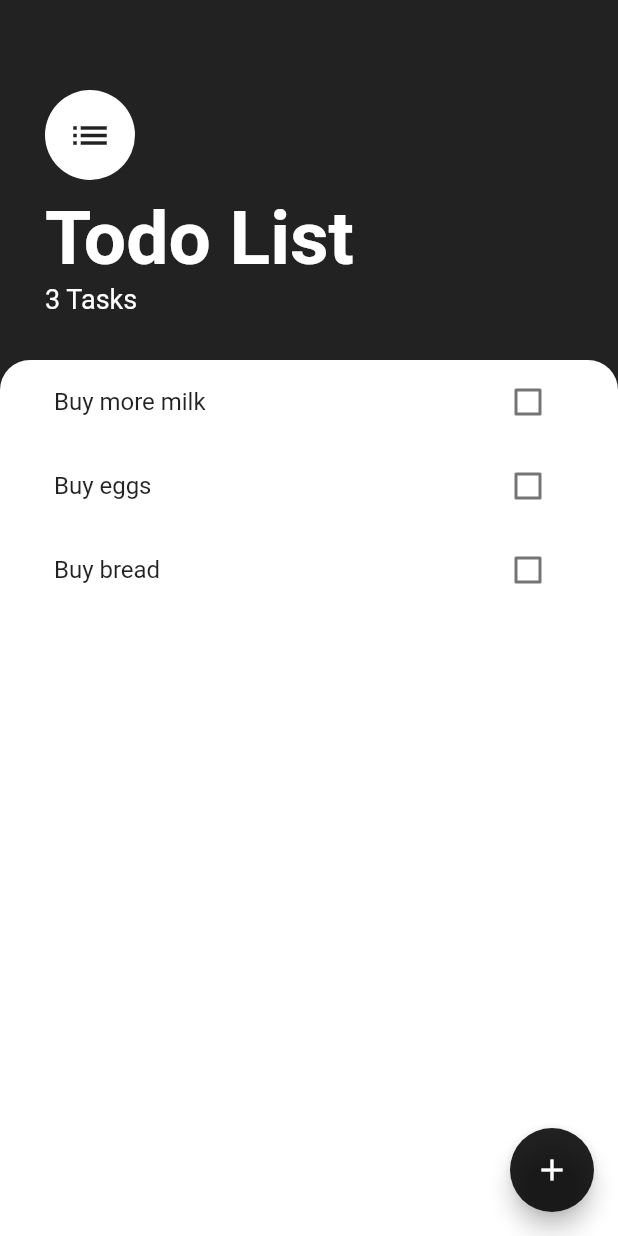
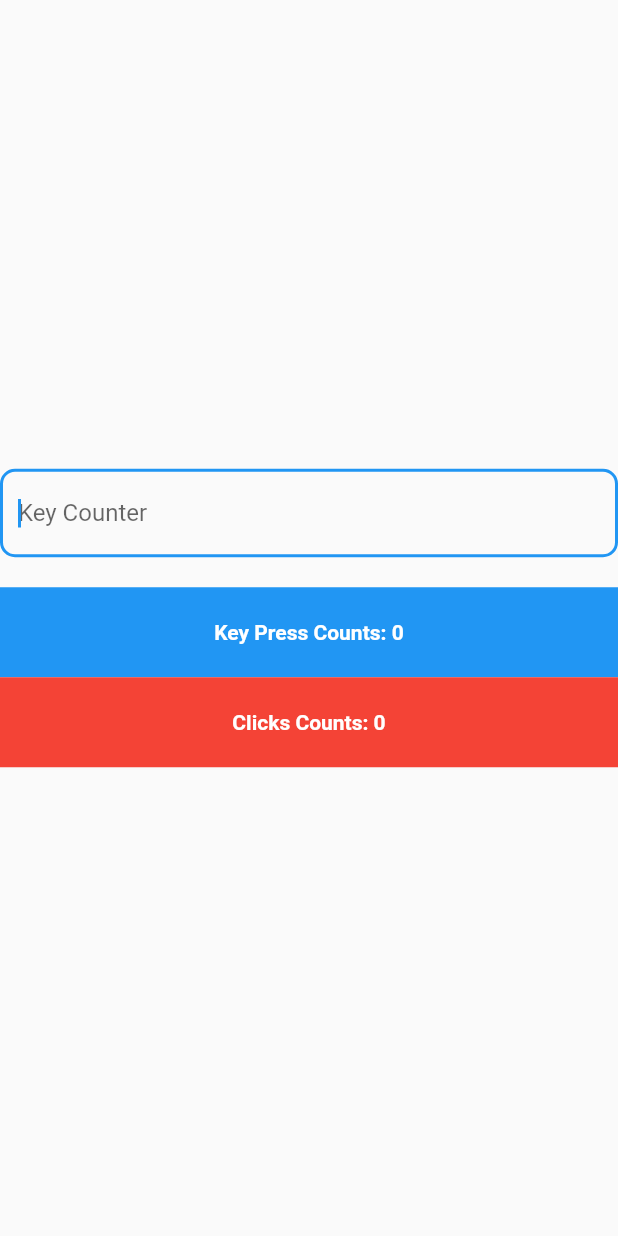
Before and after one commit to ZapeeoSheikh/quick_flutter_code, a Flutter app: the screen it shows after launch, on a phone screen of 412 x 824 dp. Run offline on Flutter 3.47's test engine with Material 2 defaults, Android fonts, the phone set to English and light mode, and no system bars; our stand-ins replace sqflite; accounts and stored records are empty.

Commit message:
examiner count

```diff
--- /dev/null
+++ b/lib/Moniter Counter/Examiner.dart
@@ -0,0 +1,61 @@
+import 'package:flutter/material.dart';
+
+int _keyPressCount = 0;
+int _clickCount = 0;
+
+class Examiner extends StatefulWidget {
+  @override
+  State<Examiner> createState() => _ExaminerState();
+}
+
+class _ExaminerState extends State<Examiner> {
+  @override
+  Widget build(BuildContext context) {
+    return MaterialApp(
+      title: 'Flutter Demo',
+      home: GestureDetector(
+        onTap: () {
+          setState(() {
+            _clickCount++;
+            // print(_clickCount);
+          });
+        },
+        child: Scaffold(
+          body: Center(
+            child: Column(
+              mainAxisAlignment: MainAxisAlignment.center,
+              children: [
+                TextField(
+                  autofocus: true,
+                  decoration: InputDecoration(
+                    border: OutlineInputBorder(borderRadius: BorderRadius.circular(10.0)),
+                    hintText: 'Key Counter',
+                  ),
+                  onChanged: (text) {
+                    setState(() {
+                      _keyPressCount++;
+                    });
+                  },
+                ),
+                SizedBox(height: 20,),
+                Container(
+                  height: 60,
+                  // width: 160,
+                  color: Colors.blue,
+                  child: Center(child: Text("Key Press Counts: ${_keyPressCount}", style: TextStyle(color: Colors.white, fontWeight: FontWeight.bold),), ),
+                ),
+                Container(
+                  height: 60,
+                  // width: 160,
+                  color: Colors.red,
+                  child: Center(child: Text("Clicks Counts: ${_clickCount}", style: TextStyle(color: Colors.white, fontWeight: FontWeight.bold),), ),
+                ),
+
+              ],
+            ),
+          ),
+        ),
+      ),
+    );
+  }
+}
--- a/lib/Moniter Counter/key_counter.dart
+++ b/lib/Moniter Counter/key_counter.dart
@@ -18,6 +18,7 @@ class _KeyCounterState extends State<KeyCounter> {
             mainAxisAlignment: MainAxisAlignment.center,
             children: [
               TextField(
+                autofocus: true,
                 decoration: InputDecoration(
               border: OutlineInputBorder(borderRadius: BorderRadius.circular(10.0)),
               hintText: 'Key Counter',
@@ -25,7 +26,7 @@ class _KeyCounterState extends State<KeyCounter> {
                 onChanged: (text) {
                   setState(() {
                     _keyPressCount++;
-                    print(_keyPressCount);
+                    // print(_keyPressCount);
                   });
                 },
               ),
--- a/lib/ToDoList/todolist.dart
+++ b/lib/ToDoList/todolist.dart
@@ -51,10 +51,10 @@ class _ToDoListPageState extends State<ToDoListPage> {
     super.initState();
     _database = Future(() async {
       return openDatabase(
-        join(
+        // join(
           await getDatabasesPath(),
-          'task_database.db',
-        ),
+        //   'task_database.db',
+        // ),
         onCreate: (db, version) {
           db.execute("CREATE TABLE tasks(id INTEGER PRIMARY KEY, name TEXT)");
         },
--- a/lib/main.dart
+++ b/lib/main.dart
@@ -1,9 +1,11 @@
 import 'package:flutter/material.dart';
+import 'package:stopwatch/Moniter%20Counter/Examiner.dart';
+import 'package:stopwatch/Moniter%20Counter/key_counter.dart';
 import 'Clock/stopwatch.dart';
 import 'Task manager/task manager.dart';
 
 void main() {
-  runApp(TodoListApp());
+  runApp(MainWidget());
 }
 
 class MainWidget extends StatelessWidget {
@@ -13,7 +15,7 @@ class MainWidget extends StatelessWidget {
   Widget build(BuildContext context) {
     return MaterialApp(
       debugShowCheckedModeBanner: false,
-      home: StopwatchTimer(),
+      home: Examiner(),
     );
   }
 }
```
Also changed, not shown: 1 other file.
